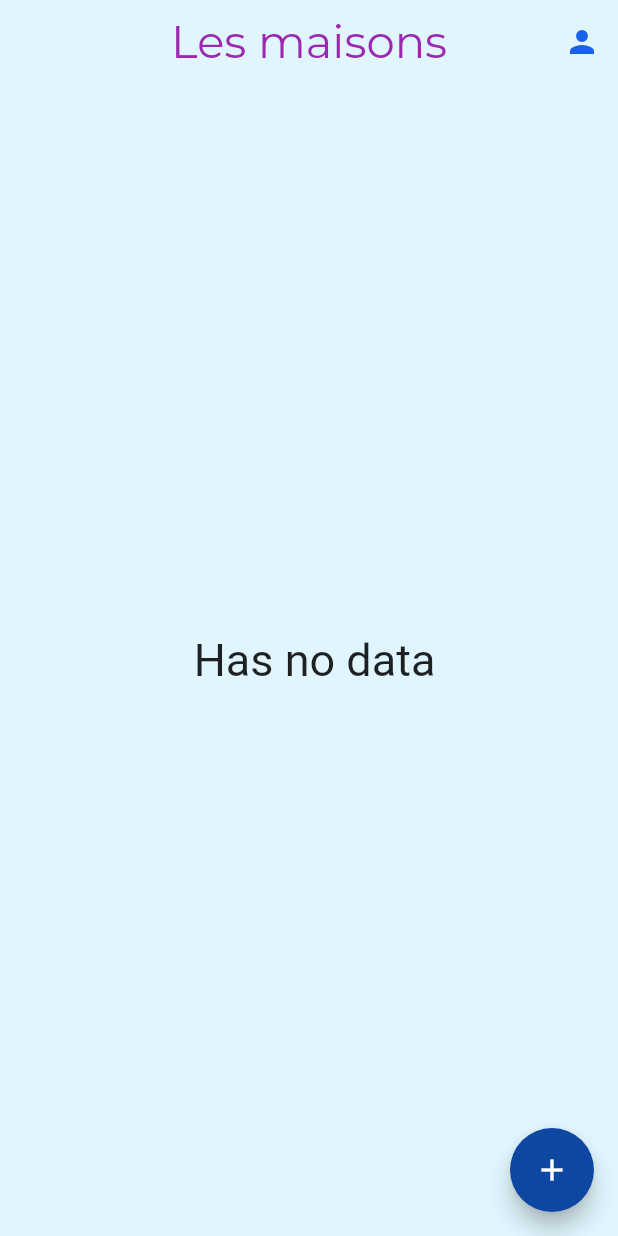
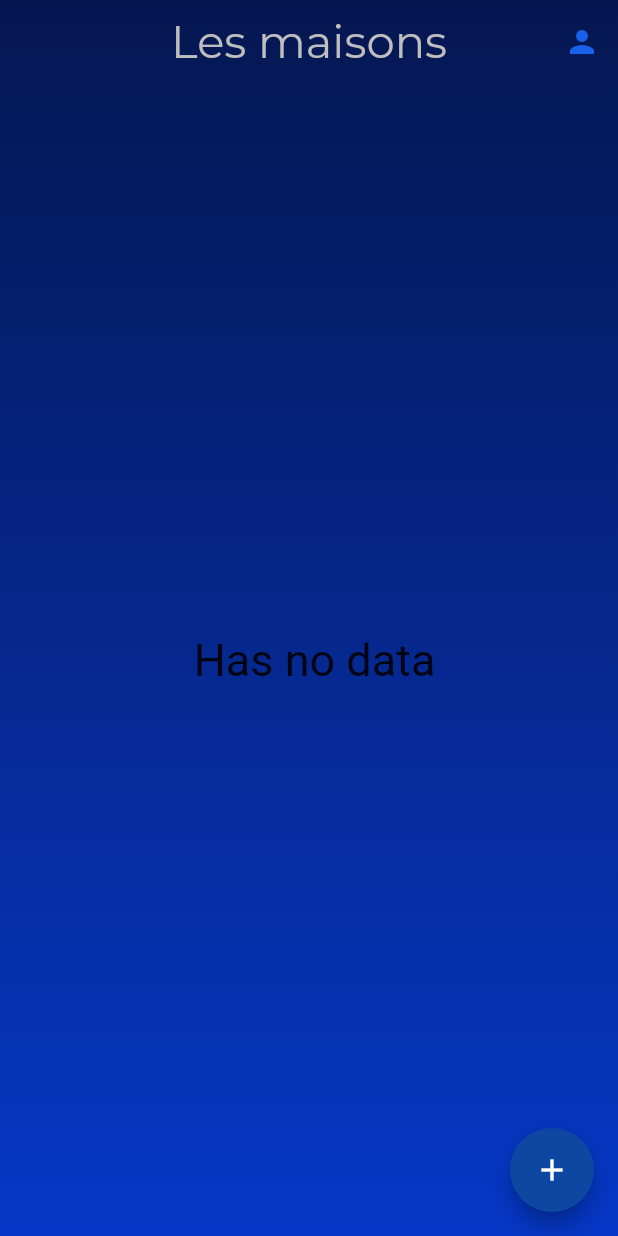
Before and after one commit to enyo10/oga, a Flutter app: the screen it shows once a user with an empty profile is signed in, on a phone screen of 412 x 824 dp. Run offline on Flutter 3.47's test engine with Material 2 defaults, Android fonts, the phone set to English and light mode, and no system bars; our stand-ins replace auto_size_text, cloud_firestore, file_picker, firebase_auth, firebase_core, firebase_storage and 4 more; missing offline and left inert: flutter_sms, flutterfire_ui, month_picker_dialog_2; accounts and stored records are empty.

Commit message:
Oga color adding

```diff
--- a/lib/helper/oga_colors.dart
+++ b/lib/helper/oga_colors.dart
@@ -19,7 +19,7 @@ class OgaColors {
     },
   );
   static const int _h =0xFF0d47a1;
-
+static Color other = const Color(0xFE1b3752 );
   static Color replaceBackgroundBlurBlack =
   const Color.fromRGBO(29, 31, 31, 0.8);
   static Color replaceBackgroundBlurBlue =
@@ -66,4 +66,6 @@ class OgaColors {
   static Color receivedGreen = const Color.fromRGBO(0x00, 0xDE, 0x59, 1);
   static Color successGreen = const Color.fromRGBO(0x00, 0xFF, 0x29, 1);
   static Color errorRed = const Color.fromRGBO(0xFB, 0x2C, 0x2C, 1);
+  static Color bleu3 = const Color(0xFF016DFD);
+
 }
--- a/lib/views/screens/houses.dart
+++ b/lib/views/screens/houses.dart
@@ -10,6 +10,8 @@ import 'package:oga/views/screens/data_list.dart';
 import 'package:oga/views/screens/apartments.dart';
 import 'package:oga/views/widgets/add_house.dart';
 
+import '../widgets/oga_scaffold.dart';
+
 class Houses extends DataListScreen {
   const Houses({super.key, required super.collectionName});
 
@@ -20,17 +22,20 @@ class Houses extends DataListScreen {
 class HousesState extends DataListScreenState<Houses> {
   @override
   Widget build(BuildContext context) {
-    return Scaffold(
+    return OgaScaffold(
       appBar: AppBar(
         title: const Padding(
           padding: EdgeInsets.symmetric(vertical: 20),
-          child: Text("Les maisons"),
+          child: Text(
+            "Les maisons",
+            //style: TextStyle(color: OgaColors.grey2),
+          ),
         ),
         elevation: 0,
         backgroundColor: Colors.transparent,
         centerTitle: true,
         titleTextStyle:
-            GoogleFonts.montserrat(fontSize: 30, color: Colors.purple),
+            GoogleFonts.montserrat(fontSize: 30, color: OgaColors.grey2),
         actions: [
           IconButton(
             icon: Icon(
@@ -124,7 +129,7 @@ class HousesState extends DataListScreenState<Houses> {
                 var id = document.id;
                 Map<String, dynamic> data =
                     document.data()! as Map<String, dynamic>;
-                print("Data ----${data.toString()}");
+
                 House house = House.fromMap(data, document.id);
 
                 return Card(
@@ -166,6 +171,7 @@ class HousesState extends DataListScreenState<Houses> {
           );
         },
       ),
+      resizeToAvoidBottomInset: false,
     );
   }
 }
--- /dev/null
+++ b/lib/views/widgets/oga_scaffold.dart
@@ -0,0 +1,61 @@
+import 'package:flutter/material.dart';
+import 'package:oga/helper/oga_colors.dart';
+
+class OgaScaffold extends StatelessWidget {
+  const OgaScaffold(
+      {super.key,
+      required this.body,
+      this.appBar,
+      this.floatingActionButton,
+      required this.resizeToAvoidBottomInset});
+  final Widget body;
+  final PreferredSizeWidget? appBar;
+  final Widget? floatingActionButton;
+  final bool resizeToAvoidBottomInset;
+
+  @override
+  Widget build(BuildContext context) {
+    return Container(
+      decoration:  BoxDecoration(
+        gradient: LinearGradient(
+          begin: Alignment.topCenter,
+          end: Alignment.bottomCenter,
+         colors: [OgaColors.appbar, OgaColors.notificationButtonBorderColor],
+
+         // colors: [Color.fromRGBO(2, 29, 112, 1),Color.fromRGBO(9, 16, 44, 1), ],
+        ),
+      ),
+      child: Scaffold(
+        appBar: appBar,
+        floatingActionButton: floatingActionButton,
+        backgroundColor: Colors.transparent,
+        body: body,
+      ),
+    );
+    /* return Scaffold(
+      appBar: AppBar(
+        backgroundColor: Colors.transparent,
+      ),
+
+      body: Stack(
+        children: [
+          Container(
+            decoration: const BoxDecoration(
+              gradient: LinearGradient(
+                begin: Alignment.topCenter,
+                end: Alignment.bottomCenter,
+                colors: [
+                  Color.fromRGBO(2, 29, 112, 1),
+                  Color.fromRGBO(9, 16, 44, 1)
+                ],
+              ),
+            ),
+           // child: body,
+          ),
+         body,
+
+        ],
+      ),
+    );*/
+  }
+}
```
Also changed, not shown: lib/views/screens/apartment_screen.dart (+16 -16 lines), lib/views/screens/apartments.dart (+11 -4 lines), lib/views/screens/occupant_details.dart (+25 -5 lines).
